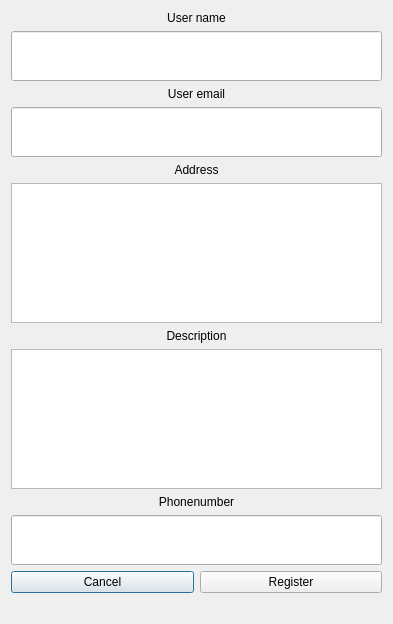
Old version of the form src/qt_app/Forms/AddUserDialog.ui in the repository cszawisza/eedb.
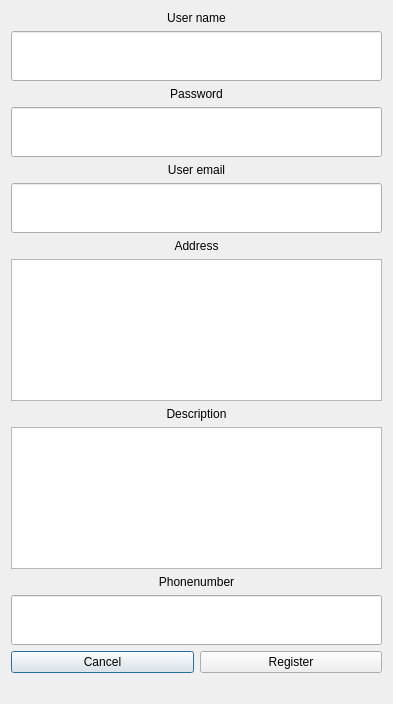
New version of the form. Custom widgets are drawn as their Qt base class.

Commit message: register user wip

Diff of the .ui file:
```diff
--- a/src/qt_app/Forms/AddUserDialog.ui
+++ b/src/qt_app/Forms/AddUserDialog.ui
@@ -7,14 +7,14 @@
     <x>0</x>
     <y>0</y>
     <width>393</width>
-    <height>624</height>
+    <height>704</height>
    </rect>
   </property>
   <property name="windowTitle">
    <string>Dialog</string>
   </property>
-  <layout class="QVBoxLayout" name="verticalLayout_6">
-   <item>
+  <layout class="QGridLayout" name="gridLayout">
+   <item row="0" column="0">
     <layout class="QVBoxLayout" name="name_vl">
      <item>
       <widget class="QLabel" name="name_l">
@@ -52,7 +52,45 @@
      </item>
     </layout>
    </item>
-   <item>
+   <item row="1" column="0">
+    <layout class="QVBoxLayout" name="name_vl_2">
+     <item>
+      <widget class="QLabel" name="password_l">
+       <property name="maximumSize">
+        <size>
+         <width>16777215</width>
+         <height>20</height>
+        </size>
+       </property>
+       <property name="frameShadow">
+        <enum>QFrame::Plain</enum>
+       </property>
+       <property name="text">
+        <string>Password</string>
+       </property>
+       <property name="alignment">
+        <set>Qt::AlignCenter</set>
+       </property>
+      </widget>
+     </item>
+     <item>
+      <widget class="QLineEdit" name="password">
+       <property name="minimumSize">
+        <size>
+         <width>0</width>
+         <height>50</height>
+        </size>
+       </property>
+       <property name="font">
+        <font>
+         <pointsize>25</pointsize>
+        </font>
+       </property>
+      </widget>
+     </item>
+    </layout>
+   </item>
+   <item row="2" column="0">
     <layout class="QVBoxLayout" name="email_vl">
      <item>
       <widget class="QLabel" name="email_l">
@@ -90,7 +128,7 @@
      </item>
     </layout>
    </item>
-   <item>
+   <item row="3" column="0">
     <layout class="QVBoxLayout" name="address_vl">
      <item>
       <widget class="QLabel" name="address_l">
@@ -116,7 +154,7 @@
      </item>
     </layout>
    </item>
-   <item>
+   <item row="4" column="0">
     <layout class="QVBoxLayout" name="description_vl">
      <item>
       <widget class="QLabel" name="description_l">
@@ -142,7 +180,7 @@
      </item>
     </layout>
    </item>
-   <item>
+   <item row="5" column="0">
     <layout class="QVBoxLayout" name="phonenumber_vl">
      <item>
       <widget class="QLabel" name="phonenumber_l">
@@ -180,7 +218,7 @@
      </item>
     </layout>
    </item>
-   <item>
+   <item row="6" column="0">
     <layout class="QHBoxLayout" name="buttons_hl">
      <item>
       <widget class="QPushButton" name="cancel">
@@ -198,7 +236,7 @@
      </item>
     </layout>
    </item>
-   <item>
+   <item row="7" column="0">
     <widget class="QLabel" name="status">
      <property name="text">
       <string/>
```
The commit also changes 2 other files.
